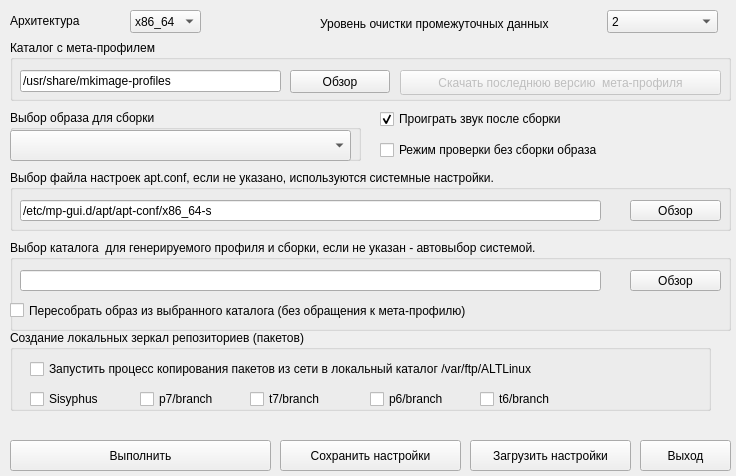
First picture: the form in mp-gui/mainwindow.ui, repository 150balbes/mp-gui, before the edit.
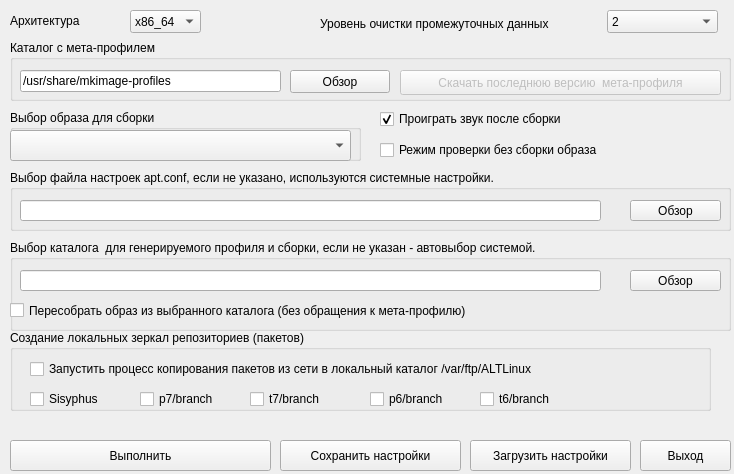
Second picture: the form after the edit.

The edit to the form file:
```diff
--- a/mp-gui/mainwindow.ui
+++ b/mp-gui/mainwindow.ui
@@ -6,8 +6,8 @@
    <rect>
     <x>0</x>
     <y>0</y>
-    <width>736</width>
-    <height>476</height>
+    <width>734</width>
+    <height>474</height>
    </rect>
   </property>
   <property name="windowTitle">
@@ -176,7 +176,7 @@
       </rect>
      </property>
      <property name="text">
-      <string>/etc/mp-gui.d/apt/apt-conf/x86_64-s</string>
+      <string/>
      </property>
      <property name="readOnly">
       <bool>false</bool>
```
